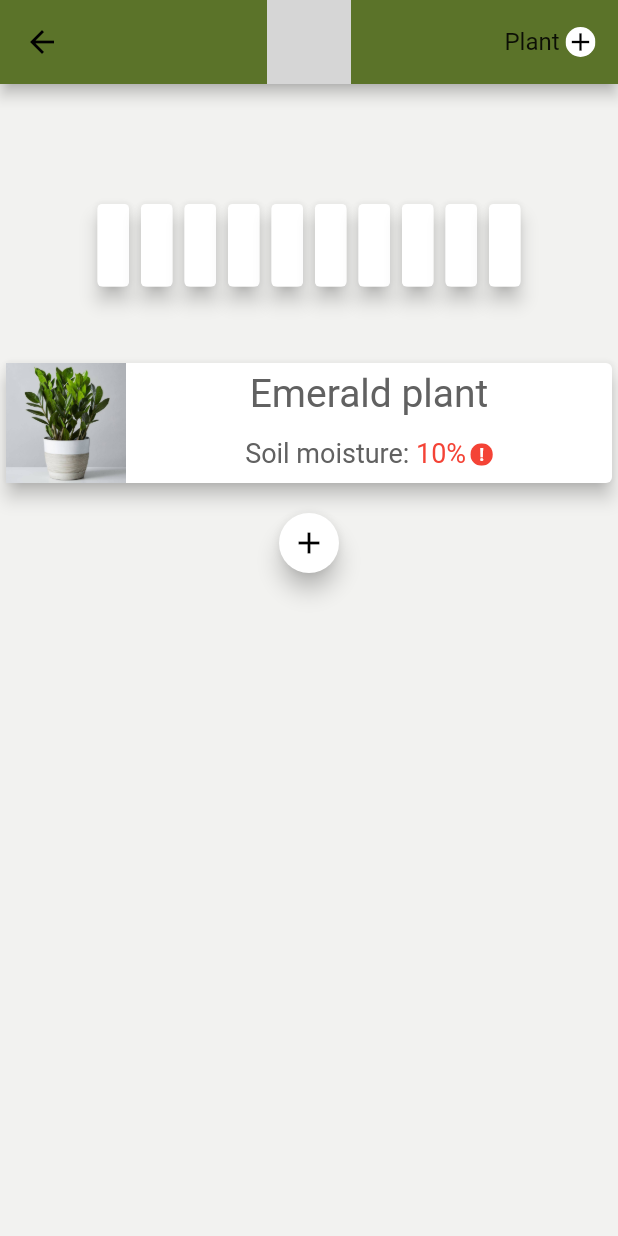
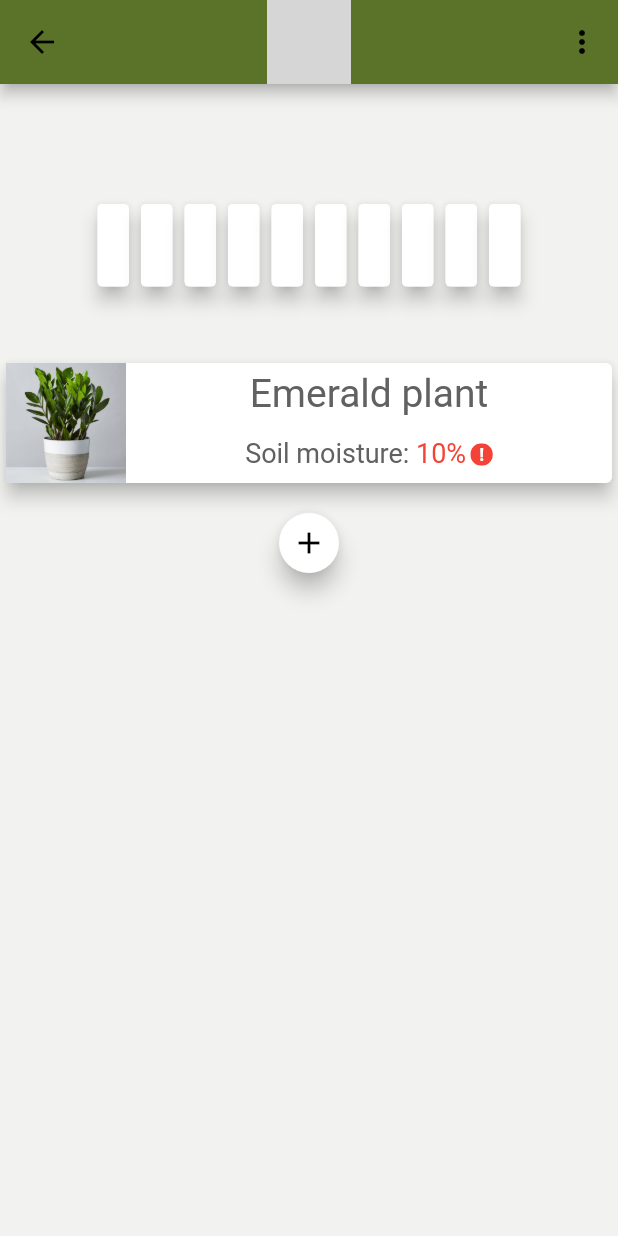
Before and after one commit to nip009/water_plant, a Flutter app: the PlantsBelongingToTankScreen screen opened directly with empty values, after a tap on the "add" icon, on a phone screen of 412 x 824 dp. Run offline on Flutter 3.47's test engine with Material 2 defaults, Android fonts, the phone set to English and light mode, and no system bars; our stand-ins replace gradient_app_bar; missing offline and left inert: custom_navigator; grey boxes are pictures that could not be loaded.

Commit message:
Make able to remove tank

```diff
--- a/lib/src/screens/plants_belonging_to_tank/plants_belonging_to_tank.dart
+++ b/lib/src/screens/plants_belonging_to_tank/plants_belonging_to_tank.dart
@@ -1,6 +1,7 @@
 import 'package:flutter/material.dart';
 import 'package:water_plant/objects/plant/plant.dart';
 import 'package:water_plant/objects/watertankdevice/water_tank_device.dart';
+import 'package:water_plant/src/components/change_name_alert_dialog.dart';
 import 'package:water_plant/src/components/plant_info_card.dart';
 import 'package:water_plant/src/components/water_status.dart';
 import 'package:water_plant/constants.dart' as Constants;
@@ -8,12 +9,17 @@ import 'package:water_plant/constants.dart' as Constants;
 class PlantsBelongingToTankScreen extends StatefulWidget {
   final WaterTankDevice tank;
   final Function callback;
-  PlantsBelongingToTankScreen(this.tank, {this.callback});
+  final Function removeTank;
+  PlantsBelongingToTankScreen(this.tank, {this.callback, this.removeTank});
 
   @override
   _PlantsBelongingToTankScreenState createState() =>
       _PlantsBelongingToTankScreenState();
 }
+
+enum Options { edit_name, remove }
+
+Options _selection = Options.remove;
 
 class _PlantsBelongingToTankScreenState
     extends State<PlantsBelongingToTankScreen> {
@@ -53,19 +59,6 @@ class _PlantsBelongingToTankScreenState
   @override
   Widget build(BuildContext context) {
     return Scaffold(
-      /*
-      AppBar(
-        title: ClipRRect(
-          borderRadius: BorderRadius.circular(10),
-          child: Container(
-            height: kToolbarHeight,
-            width: kToolbarHeight,
-            child: Image.asset('assets/logo_white_background.png'),
-          ),
-        ),
-        centerTitle: true,
-      ),
-       */
       appBar: AppBar(
         title: ClipRRect(
           borderRadius: BorderRadius.circular(10),
@@ -77,35 +70,37 @@ class _PlantsBelongingToTankScreenState
         ),
         centerTitle: true,
         actions: <Widget>[
-          GestureDetector(
-            onTap: () {
-              addNewPlant();
+          PopupMenuButton<Options>(
+            offset: Offset.fromDirection(0, 1),
+            onSelected: (Options result) {
+              _selection = result;
+              if (_selection == Options.edit_name) {
+                print("Edit name!");
+                editObjectName(
+                    context: context,
+                    object: widget.tank,
+                    maxLength: 22,
+                    callback: refreshState);
+              } else if (_selection == Options.remove) {
+                print("Remove!");
+                if (widget.removeTank != null) {
+                  widget.removeTank(widget.tank);
+                }
+                refreshState();
+                Navigator.pop(context);
+              }
             },
-            child: widget.tank.plants.length <
-                    Constants.ALLOWED_NUMBER_OF_PLANTS_IN_TANK
-                ? Container(
-                    padding: EdgeInsets.only(right: 15),
-                    child: Row(
-                      children: <Widget>[
-                        Text(
-                          'Plant ',
-                          style: TextStyle(fontSize: 16),
-                        ),
-                        ClipOval(
-                          child: Container(
-                            color: Colors.white,
-                            child: Icon(
-                              Icons.add,
-                              color: Colors.black,
-                              size: 20,
-                            ),
-                          ),
-                        ),
-                      ],
-                    ),
-                  )
-                : Container(),
-          )
+            itemBuilder: (BuildContext context) => <PopupMenuEntry<Options>>[
+              const PopupMenuItem<Options>(
+                value: Options.edit_name,
+                child: Text('Edit name'),
+              ),
+              const PopupMenuItem<Options>(
+                value: Options.remove,
+                child: Text('Remove'),
+              ),
+            ],
+          ),
         ],
       ),
       body: Container(
--- a/lib/src/screens/search_plant_info/search_plant_info.dart
+++ b/lib/src/screens/search_plant_info/search_plant_info.dart
@@ -215,7 +215,7 @@ Widget createPlantCard(BuildContext context, Plant plant) {
       child: Card(
         elevation: 5,
         //margin: EdgeInsets.fromLTRB(20, 10, 20, 10),
-        color: Colors.white,
+        color: Colors.grey[100],
         child: Container(
           padding: const EdgeInsets.all(0),
           height: 80,
```
Also changed, not shown: lib/src/screens/homepage/components/homepage_body.dart (+3 -8 lines), lib/src/screens/homepage/homepage.dart (+10 -2 lines).
